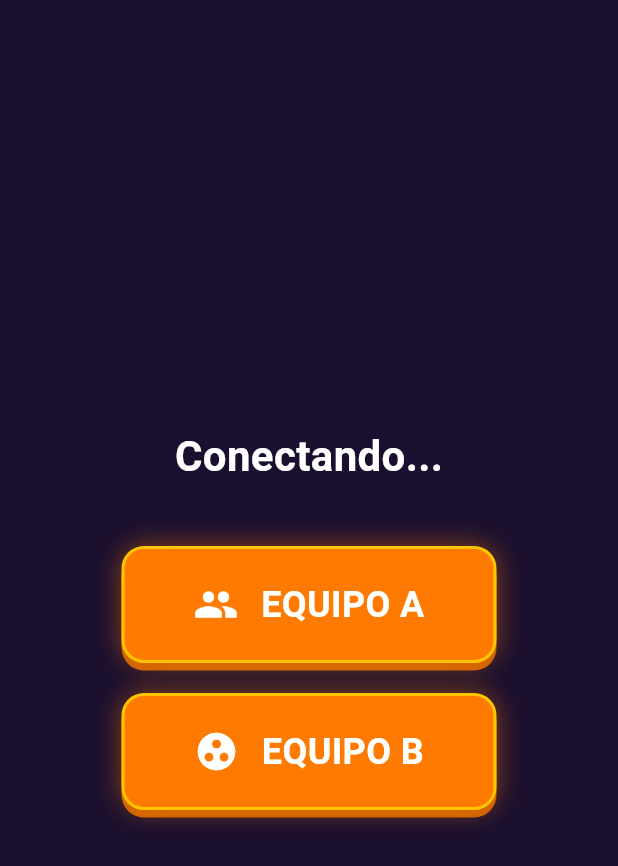
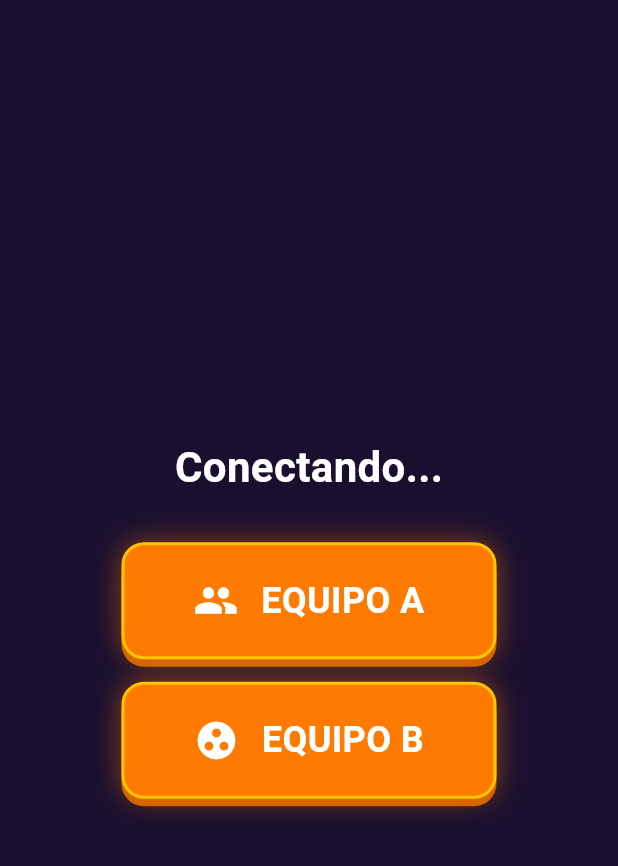
Before and after one commit to MiguelAVV22/botonera_movil, a Flutter app: the BotoneraPage screen opened directly, on a phone screen of 412 x 824 dp. Shown: the top 866 px of the screen. Run offline on Flutter 3.47's test engine with Material 3 defaults, Android fonts, the phone set to English and light mode, and no system bars; our stand-ins replace socket_io_client; network calls fail.

Commit message:
feat: restore mobile color selections flow for 4-team modes

```diff
--- a/lib/pages/botonera_page.dart
+++ b/lib/pages/botonera_page.dart
@@ -27,6 +27,11 @@ class _BotoneraPageState extends State<BotoneraPage> {
   // Track team availability
   bool teamATaken = false;
   bool teamBTaken = false;
+  bool teamCTaken = false;
+  bool teamDTaken = false;
+
+  String activeGame = "menu";
+  String? activeTurn;
 
   final List<String> colors = [
     "red",
@@ -47,7 +52,7 @@ class _BotoneraPageState extends State<BotoneraPage> {
 
   void connectSocket() {
     socket = IO.io(
-      "http://192.168.100.34:3001",
+      "http://192.168.0.6:3001",
       <String, dynamic>{
         "transports": ["websocket"],
         "autoConnect": false,
@@ -75,11 +80,32 @@ class _BotoneraPageState extends State<BotoneraPage> {
     socket.on("room_state", (data) {
       if (mounted) {
         setState(() {
+          activeGame = data["activeGame"] ?? "menu";
+          activeTurn = data["activeTurn"];
+
           // Check which teams are taken
           final teams = data["teams"];
           if (teams != null) {
             teamATaken = teams["A"]["socketId"] != null && teams["A"]["socketId"] != socket.id;
             teamBTaken = teams["B"]["socketId"] != null && teams["B"]["socketId"] != socket.id;
+            if (teams["C"] != null) {
+              teamCTaken = teams["C"]["socketId"] != null && teams["C"]["socketId"] != socket.id;
+            }
+            if (teams["D"] != null) {
+              teamDTaken = teams["D"]["socketId"] != null && teams["D"]["socketId"] != socket.id;
+            }
+          }
+
+          if (activeGame == "cultura" && selectedTeam != null) {
+            // Lock state is determined by turn
+            locked = (activeTurn != selectedTeam);
+            if (selectedColor != null) {
+              if (locked) {
+                message = "Turno del Equipo $activeTurn";
+              } else {
+                message = "¡TU TURNO! Responde";
+              }
+            }
           }
         });
       }
@@ -104,6 +130,7 @@ class _BotoneraPageState extends State<BotoneraPage> {
     });
 
     socket.on("winner_selected", (data) {
+      if (activeGame == "cultura") return;
       if (mounted) {
         setState(() {
           locked = true;
@@ -115,6 +142,7 @@ class _BotoneraPageState extends State<BotoneraPage> {
     });
 
     socket.on("game_reset", (_) {
+      if (activeGame == "cultura") return;
       if (mounted) {
         setState(() {
           locked = false;
@@ -252,9 +280,7 @@ class _BotoneraPageState extends State<BotoneraPage> {
   }
 
   Widget teamSelector() {
-    return Column(
-      mainAxisAlignment: MainAxisAlignment.center,
-      children: [
+    final List<Widget> children = [
       Text(
         message,
         style: const TextStyle(
@@ -263,21 +289,46 @@ class _BotoneraPageState extends State<BotoneraPage> {
           fontWeight: FontWeight.bold,
         ),
       ),
-        const SizedBox(height: 40),
+      const SizedBox(height: 30),
       _buildTeamButton(
         title: "EQUIPO A",
         icon: Icons.group,
         isTaken: teamATaken,
         onTap: () => selectTeam("A"),
       ),
-        const SizedBox(height: 20),
+      const SizedBox(height: 15),
       _buildTeamButton(
         title: "EQUIPO B",
         icon: Icons.group_work,
         isTaken: teamBTaken,
         onTap: () => selectTeam("B"),
       ),
-      ],
+    ];
+
+    if (activeGame == "cultura") {
+      children.addAll([
+        const SizedBox(height: 15),
+        _buildTeamButton(
+          title: "EQUIPO C",
+          icon: Icons.diversity_3,
+          isTaken: teamCTaken,
+          onTap: () => selectTeam("C"),
+        ),
+        const SizedBox(height: 15),
+        _buildTeamButton(
+          title: "EQUIPO D",
+          icon: Icons.hub,
+          isTaken: teamDTaken,
+          onTap: () => selectTeam("D"),
+        ),
+      ]);
+    }
+
+    return SingleChildScrollView(
+      child: Column(
+        mainAxisAlignment: MainAxisAlignment.center,
+        children: children,
+      ),
     );
   }
 
--- a/lib/widgets/button_screen.dart
+++ b/lib/widgets/button_screen.dart
@@ -30,6 +30,7 @@ class ButtonScreen extends StatelessWidget {
         ),
         const SizedBox(height: 50),
         GestureDetector(
+          behavior: HitTestBehavior.opaque,
           onTap: onPressButton,
           child: Container(
             width: 220,
```
Lines whose indentation alone changed are shown as unchanged.
